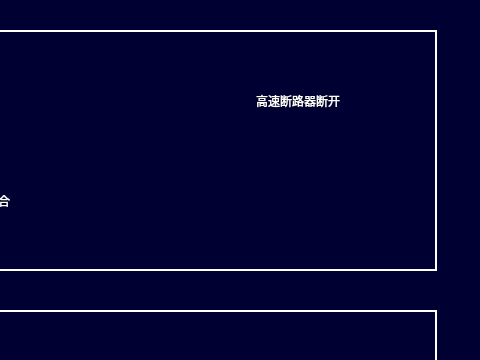
The window that helppage3.ui (994656234/HHL) describes before a commit, drawn with Qt 5; both pictures show x 544 to 1024 and y 0 to 360 of the 1024 by 706 pixel window.
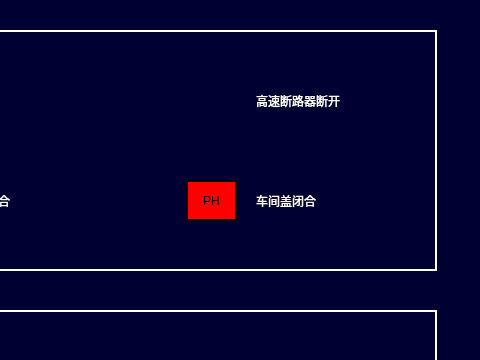
The same window after the commit. Icons and pictures are not drawn.

The edit to the form file:
```diff
--- a/helppage3.ui
+++ b/helppage3.ui
@@ -593,6 +593,45 @@
     <string>乘客紧急通信单元离线</string>
    </property>
   </widget>
+  <widget class="QLabel" name="label_31">
+   <property name="geometry">
+    <rect>
+     <x>730</x>
+     <y>180</y>
+     <width>51</width>
+     <height>41</height>
+    </rect>
+   </property>
+   <property name="styleSheet">
+    <string notr="true">font:14px &quot;微软雅黑&quot;;
+background-color: rgb(255, 0, 0);
+color: rgb(0, 0, 0);
+border:2px solid black;</string>
+   </property>
+   <property name="text">
+    <string>PH</string>
+   </property>
+   <property name="alignment">
+    <set>Qt::AlignCenter</set>
+   </property>
+  </widget>
+  <widget class="QLabel" name="label_32">
+   <property name="geometry">
+    <rect>
+     <x>800</x>
+     <y>190</y>
+     <width>151</width>
+     <height>21</height>
+    </rect>
+   </property>
+   <property name="styleSheet">
+    <string notr="true">color: rgb(255, 255, 255);
+font:16px &quot;微软雅黑&quot;;</string>
+   </property>
+   <property name="text">
+    <string>车间盖闭合</string>
+   </property>
+  </widget>
  </widget>
  <resources/>
  <connections/>
```
